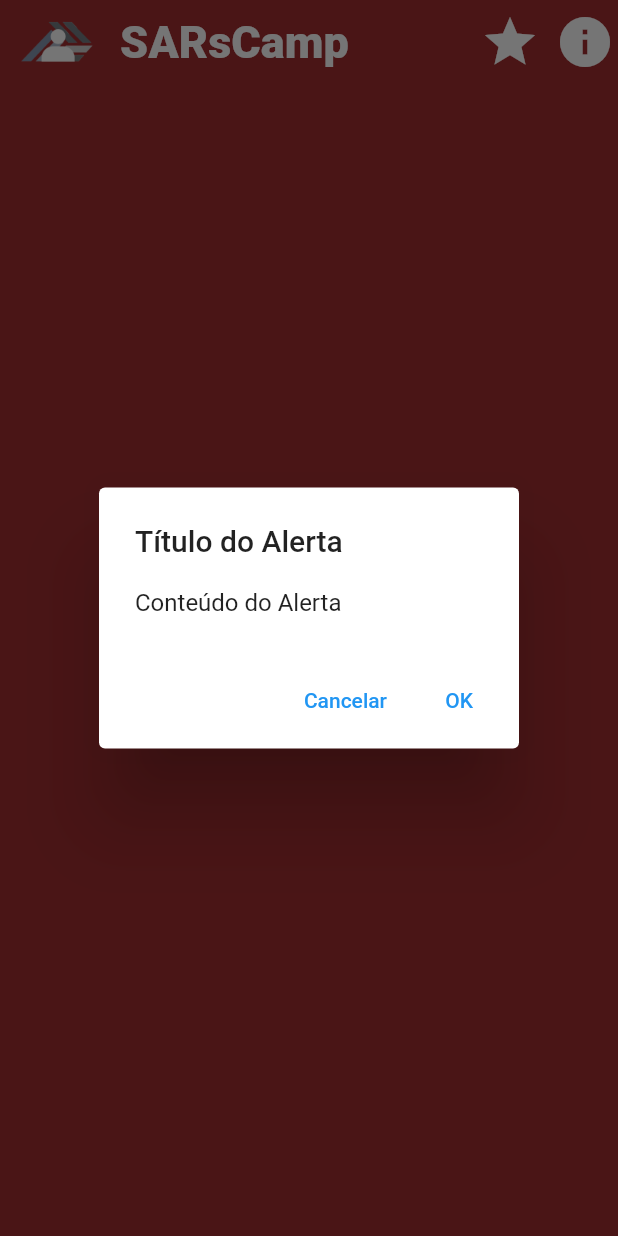
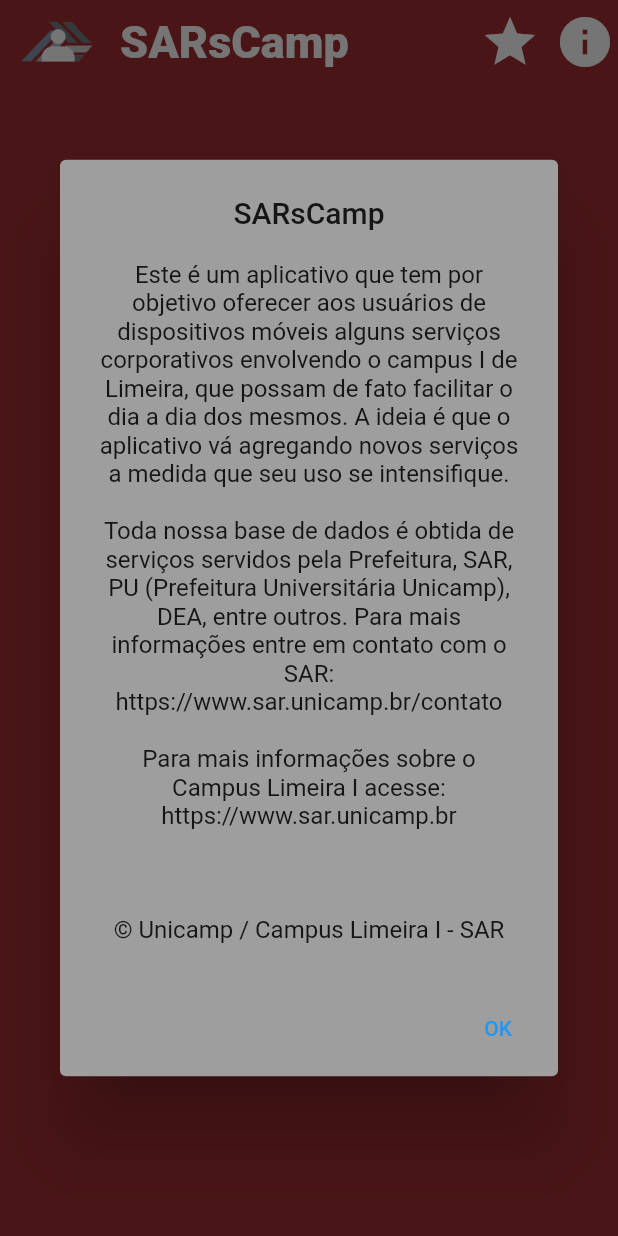
Before and after one commit to ricardotadeiromero/sars-camp_mobile, a Flutter app: the MyAppBar widget shown alone on an empty page, opened directly, after a tap on the "info" icon, on a phone screen of 412 x 824 dp. Run offline on Flutter 3.47's test engine with Material 2 defaults, Android fonts, the phone set to English and light mode, and no system bars; missing offline and left inert: mysql1; network calls fail; statements that could not run were skipped.

Commit message:
Info Icon

```diff
--- a/tcc_telas/lib/pages/Componentes/Background.dart
+++ b/tcc_telas/lib/pages/Componentes/Background.dart
@@ -100,7 +100,7 @@
             },
           ),
         ),
-        SizedBox(
+       SizedBox(
           width: 50,
           child: IconButton(
             icon: const Icon(
@@ -112,19 +112,22 @@
               context: context,
               builder: (BuildContext context) {
                 return AlertDialog(
-                  title: Text('Título do Alerta'),
-                  content: Text('Conteúdo do Alerta'),
+                  backgroundColor: Colors.grey,
+                  title: Text('SARsCamp',textAlign: TextAlign.center,),
+                  content:
+                  Text('Este é um aplicativo que tem por objetivo oferecer aos usuários de dispositivos móveis alguns serviços corporativos envolvendo o campus I de Limeira, que possam de fato facilitar o dia a dia dos mesmos. A ideia é que o aplicativo vá agregando novos serviços a medida que seu uso se intensifique.\n\nToda nossa base de dados é obtida de serviços servidos pela Prefeitura, SAR, PU (Prefeitura Universitária Unicamp), DEA, entre outros. Para mais informações entre em contato com o SAR: \nhttps://www.sar.unicamp.br/contato\n\nPara mais informações sobre o Campus Limeira I acesse: \nhttps://www.sar.unicamp.br\n\n\n\n© Unicamp / Campus Limeira I - SAR',
+                  textAlign: TextAlign.center,),
                   actions: <Widget>[
-                    TextButton(
+                    /*TextButton(
                       child: Text('Cancelar'),
                       onPressed: () {
                         Navigator.of(context).pop();
                       },
-                    ),
+                    ),*/
                     TextButton(
+                      //ButtonStyle
                       child: Text('OK'),
                       onPressed: () {
-                        // Lógica para quando o botão "OK" é pressionado
                         Navigator.of(context).pop();
                       },
                     ),
```
